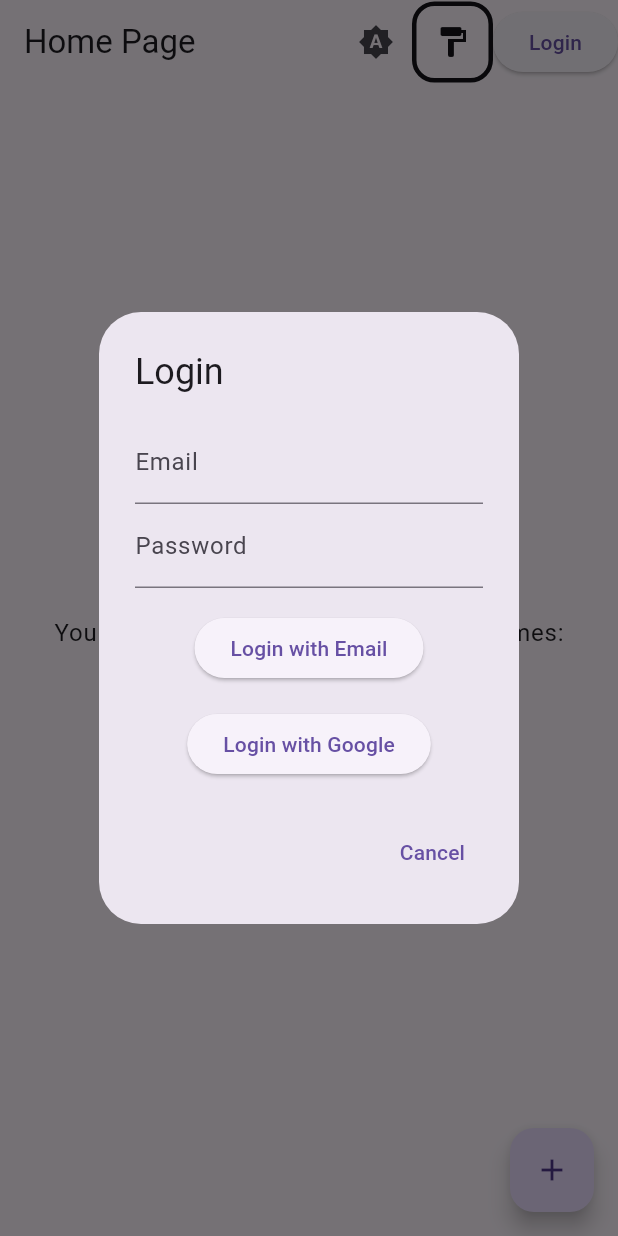
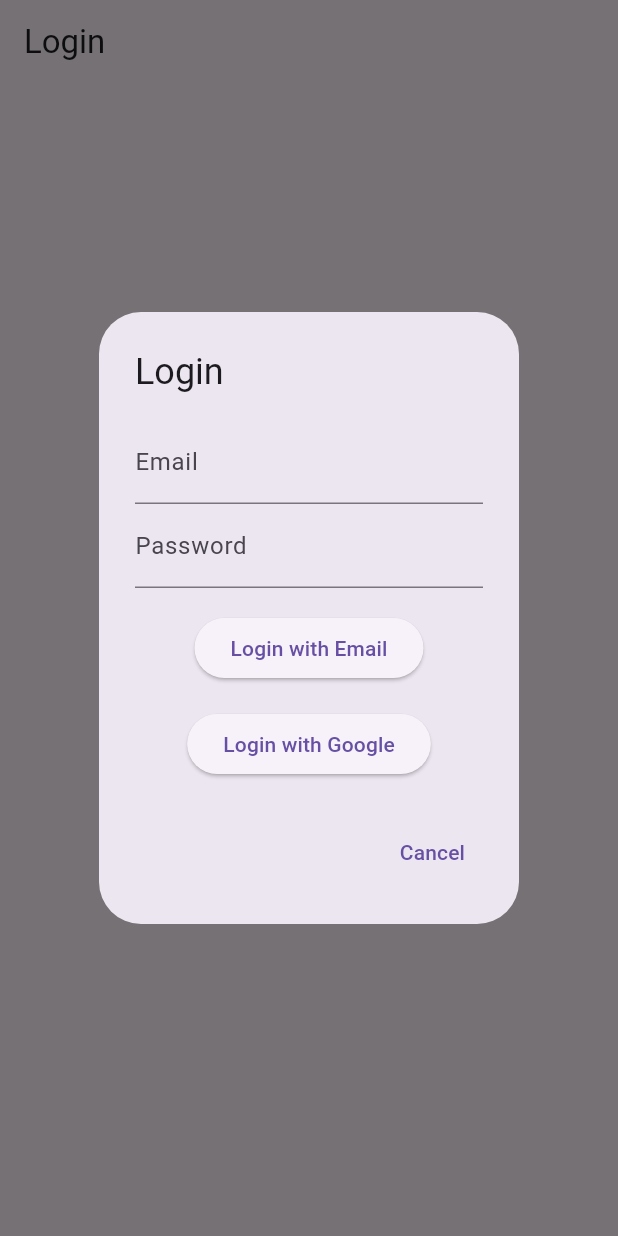
Before and after one commit to Yunitrish006006/AppChiseletor, a Flutter app: the screen it shows after launch, after a tap on "Login", on a phone screen of 412 x 824 dp. Run offline on Flutter 3.47's test engine with Material 3 defaults, Android fonts, the phone set to English and light mode, and no system bars; our stand-ins replace firebase_auth, firebase_core, google_sign_in; accounts and stored records are empty.

Commit message:
auth system test

```diff
--- a/lib/auth/auth_manager.dart
+++ b/lib/auth/auth_manager.dart
@@ -16,7 +16,7 @@ class AuthenticationManager extends ChangeNotifier {
       _isLoggedIn = true;
       notifyListeners();
     } on FirebaseAuthException catch (e) {
-      print('Email/Password sign-in failed: ${e.message}');
+      debugPrint('Email/Password sign-in failed: ${e.message}');
       // Handle error appropriately, e.g., show a snackbar
     }
   }
--- a/lib/main.dart
+++ b/lib/main.dart
@@ -1,5 +1,6 @@
 import 'package:app_chiseletor/home_page.dart';
 import 'package:app_chiseletor/plugins/gray_theme.dart';
+import 'package:app_chiseletor/widgets/auth_wrapper.dart';
 import 'package:firebase_core/firebase_core.dart';
 import 'package:flutter/material.dart';
 import 'package:provider/provider.dart';
@@ -10,9 +11,7 @@ import 'plugins/my_custom_theme.dart';
 
 void main() async {
   WidgetsFlutterBinding.ensureInitialized();
-  await Firebase.initializeApp(options: DefaultFirebaseOptions.currentPlatform);
-
-  // Initialize ThemeManager with a default theme
+  await Firebase.initializeApp();
   final themeManager = ThemeManager();
   await themeManager.loadTheme('default');
 
@@ -23,34 +22,10 @@ void main() async {
     MultiProvider(
       providers: [
         ChangeNotifierProvider.value(value: themeManager),
-        ChangeNotifierProvider(
-          create: (_) => AuthenticationManager(),
-        ), // Provide AuthenticationManager
+        ChangeNotifierProvider(create: (_) => AuthenticationManager()),
       ],
-      child: const MyApp(),
+      //  直接使用 ThemedMaterialApp
+      child: AuthWrapper(homepage: const MyHomePage(title: 'Home Page')),
     ),
   );
 }
-
-class MyApp extends StatefulWidget {
-  const MyApp({super.key});
-  @override
-  State<MyApp> createState() => _MyAppState();
-}
-
-class _MyAppState extends State<MyApp> {
-  @override
-  Widget build(BuildContext context) {
-    return Consumer<ThemeManager>(
-      builder: (context, themeManager, child) {
-        return MaterialApp(
-          title: 'Flutter Demo',
-          theme: themeManager.lightTheme(context),
-          darkTheme: themeManager.darkTheme(context),
-          themeMode: themeManager.themeMode(context),
-          home: const MyHomePage(title: 'Home Page'),
-        );
-      },
-    );
-  }
-}
--- /dev/null
+++ b/lib/pages/login_page.dart
@@ -0,0 +1,14 @@
+import 'package:app_chiseletor/widgets/auth_button.dart';
+import 'package:flutter/material.dart';
+
+class LoginPage extends StatelessWidget {
+  const LoginPage({super.key});
+
+  @override
+  Widget build(BuildContext context) {
+    return Scaffold(
+      appBar: AppBar(title: const Text('Login')),
+      body: Center(child: AuthButton()),
+    );
+  }
+}
--- /dev/null
+++ b/lib/plugins/default_theme.dart
@@ -0,0 +1,13 @@
+import 'package:flutter/material.dart';
+import 'package:app_chiseletor/theme/theme_interface.dart'; // 確保路徑正確
+
+class DefaultTheme implements ThemeInterface {
+  @override
+  String get name => 'default';
+
+  @override
+  ThemeData get lightTheme => ThemeData.light();
+
+  @override
+  ThemeData get darkTheme => ThemeData.dark();
+}
--- a/lib/plugins/gray_theme.dart
+++ b/lib/plugins/gray_theme.dart
@@ -6,8 +6,10 @@ class GrayTheme implements ThemeInterface {
   String get name => 'gray';
 
   @override
-  ThemeData get lightTheme =>
-      ThemeData(colorSchemeSeed: Colors.grey, brightness: Brightness.light);
+  ThemeData get lightTheme => ThemeData(
+    colorSchemeSeed: Colors.grey[700],
+    brightness: Brightness.light,
+  );
 
   @override
   ThemeData get darkTheme =>
--- a/lib/theme/theme_manager.dart
+++ b/lib/theme/theme_manager.dart
@@ -1,25 +1,20 @@
+import 'package:app_chiseletor/plugins/default_theme.dart';
 import 'package:flutter/material.dart';
-import 'theme_data.dart';
-import 'theme_interface.dart'; // Import ThemeInterface
+import 'theme_interface.dart';
 
 class ThemeManager extends ChangeNotifier {
   ThemeInterface? _currentTheme;
-  ThemeMode? _themeMode = ThemeMode.system; // 設定初始值
-  List<ThemeInterface> pluginThemes = [];
+  ThemeMode? _themeMode = ThemeMode.system;
+  List<ThemeInterface> pluginThemes = [DefaultTheme()];
   List<String> get availableThemes =>
-      ['default'] + pluginThemes.map((theme) => theme.name).toList();
+      pluginThemes.map((theme) => theme.name).toList();
 
   ThemeInterface? get currentTheme => _currentTheme;
 
   Future<void> loadTheme(String themeName) async {
     final pluginTheme = pluginThemes.firstWhere(
       (theme) => theme.name == themeName,
-      orElse:
-          () => AppThemeData(
-            name: '',
-            lightTheme: ThemeData(),
-            darkTheme: ThemeData(),
-          ),
+      orElse: () => DefaultTheme(),
     );
 
     if (pluginTheme.name.isNotEmpty) {
@@ -30,35 +25,18 @@ class ThemeManager extends ChangeNotifier {
 
     if (!availableThemes.contains(themeName)) {
       debugPrint('Theme $themeName not supported, loading default theme.');
-      await loadDefaultTheme();
+      await loadTheme("default");
       return;
-    }
-
-    if (themeName == 'default') {
-      _currentTheme = AppThemeData(
-        name: 'Default Theme',
-        lightTheme: ThemeData.light(),
-        darkTheme: ThemeData.dark(),
-      );
     }
     notifyListeners();
   }
 
-  Future<void> loadDefaultTheme() async {
-    _currentTheme = AppThemeData(
-      name: 'Default Theme',
-      lightTheme: ThemeData.light(),
-      darkTheme: ThemeData.dark(),
-    );
-    notifyListeners();
-  }
-
   ThemeData darkTheme(BuildContext context) {
-    return _currentTheme?.darkTheme ?? ThemeData.dark();
+    return _currentTheme?.darkTheme ?? DefaultTheme().darkTheme;
   }
 
   ThemeData lightTheme(BuildContext context) {
-    return _currentTheme?.lightTheme ?? ThemeData.light();
+    return _currentTheme?.lightTheme ?? DefaultTheme().lightTheme;
   }
 
   ThemeData getReverse(BuildContext context) {
@@ -82,14 +60,16 @@ class ThemeManager extends ChangeNotifier {
   }
 
   void toggleThemeMode(BuildContext context) {
-    //  重命名
-    //thememode 在system,light,dark中切換
-    _themeMode =
-        _themeMode == ThemeMode.system
-            ? ThemeMode.light
-            : _themeMode == ThemeMode.light
-            ? ThemeMode.dark
-            : ThemeMode.system;
+    switch (_themeMode) {
+      case ThemeMode.system:
+        _themeMode = ThemeMode.light;
+      case ThemeMode.light:
+        _themeMode = ThemeMode.dark;
+      case ThemeMode.dark:
+        _themeMode = ThemeMode.system;
+      default:
+        _themeMode = ThemeMode.system;
+    }
     notifyListeners();
   }
 
--- /dev/null
+++ b/lib/widgets/auth_wrapper.dart
@@ -0,0 +1,49 @@
+import 'package:app_chiseletor/auth/auth_manager.dart';
+import 'package:app_chiseletor/pages/login_page.dart';
+import 'package:app_chiseletor/widgets/theme_material_app.dart';
+import 'package:flutter/material.dart';
+import 'package:provider/provider.dart';
+
+class AuthWrapper extends StatefulWidget {
+  final Widget? homepage;
+  const AuthWrapper({super.key, this.homepage});
+
+  @override
+  State<AuthWrapper> createState() => _AuthWrapperState();
+}
+
+class _AuthWrapperState extends State<AuthWrapper> {
+  @override
+  void initState() {
+    super.initState();
+    Provider.of<AuthenticationManager>(
+      context,
+      listen: false,
+    ).addListener(_onAuthChanged);
+  }
+
+  @override
+  void dispose() {
+    // 在 dispose 中取消訂閱
+    Provider.of<AuthenticationManager>(
+      context,
+      listen: false,
+    ).removeListener(_onAuthChanged);
+    super.dispose();
+  }
+
+  void _onAuthChanged() {
+    setState(() {});
+  }
+
+  @override
+  Widget build(BuildContext context) {
+    final authManager = Provider.of<AuthenticationManager>(context);
+    return ThemedMaterialApp(
+      home:
+          authManager.isLoggedIn
+              ? widget.homepage ?? Text("No Home Page Assigned")
+              : const LoginPage(),
+    );
+  }
+}
--- /dev/null
+++ b/lib/widgets/theme_material_app.dart
@@ -0,0 +1,50 @@
+import 'package:app_chiseletor/theme/theme_manager.dart';
+import 'package:flutter/material.dart';
+import 'package:provider/provider.dart';
+
+class ThemedMaterialApp extends StatefulWidget {
+  final Widget home;
+
+  const ThemedMaterialApp({super.key, required this.home});
+
+  @override
+  State<ThemedMaterialApp> createState() => _ThemedMaterialAppState();
+}
+
+class _ThemedMaterialAppState extends State<ThemedMaterialApp> {
+  @override
+  void initState() {
+    super.initState();
+    //  在 initState 中訂閱 ThemeManager 的變化
+    Provider.of<ThemeManager>(
+      context,
+      listen: false,
+    ).addListener(_onThemeChanged);
+  }
+
+  @override
+  void dispose() {
+    //  在 dispose 中取消訂閱
+    Provider.of<ThemeManager>(
+      context,
+      listen: false,
+    ).removeListener(_onThemeChanged);
+    super.dispose();
+  }
+
+  void _onThemeChanged() {
+    setState(() {});
+  }
+
+  @override
+  Widget build(BuildContext context) {
+    final themeManager = Provider.of<ThemeManager>(context);
+    return MaterialApp(
+      title: 'Flutter App',
+      theme: themeManager.lightTheme(context),
+      darkTheme: themeManager.darkTheme(context),
+      themeMode: themeManager.themeMode(context),
+      home: widget.home,
+    );
+  }
+}
--- a/pubspec.yaml
+++ b/pubspec.yaml
@@ -1,7 +1,7 @@
 name: app_chiseletor
 description: "a flutter package aims on reducing basic app dev procedures"
 # publish_to: 'none'
-version: 1.0.0+1
+version: 1.0.1+2
 
 homepage: https://github.com/Yunitrish006006/AppChiseletor/tree/main
 
```
Also changed, not shown: 4 other files.
